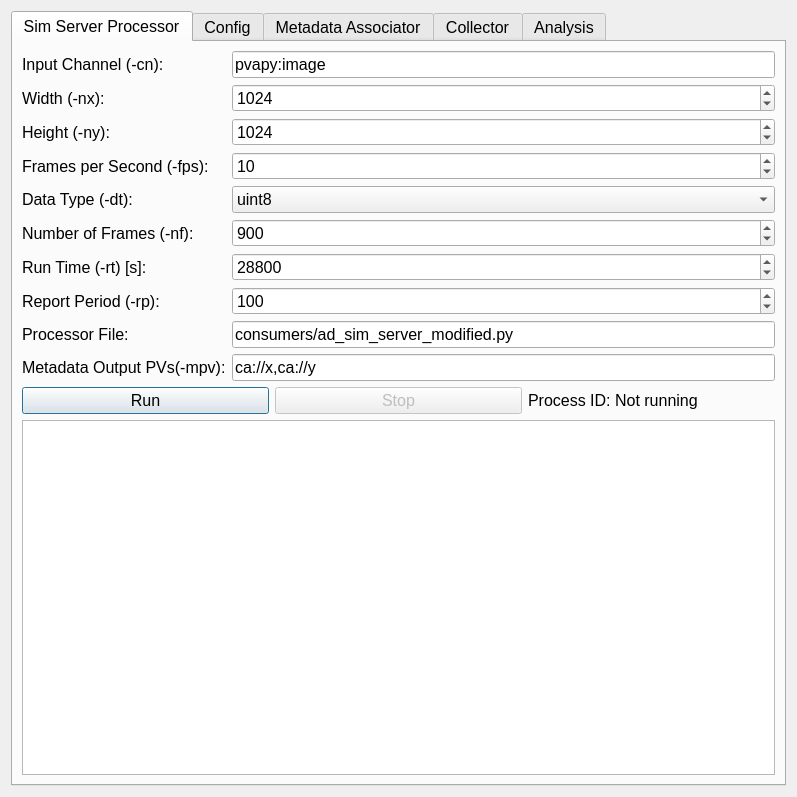
Old version of the form workflow/workflow.ui in the repository AdvancedPhotonSource/DashPVA.
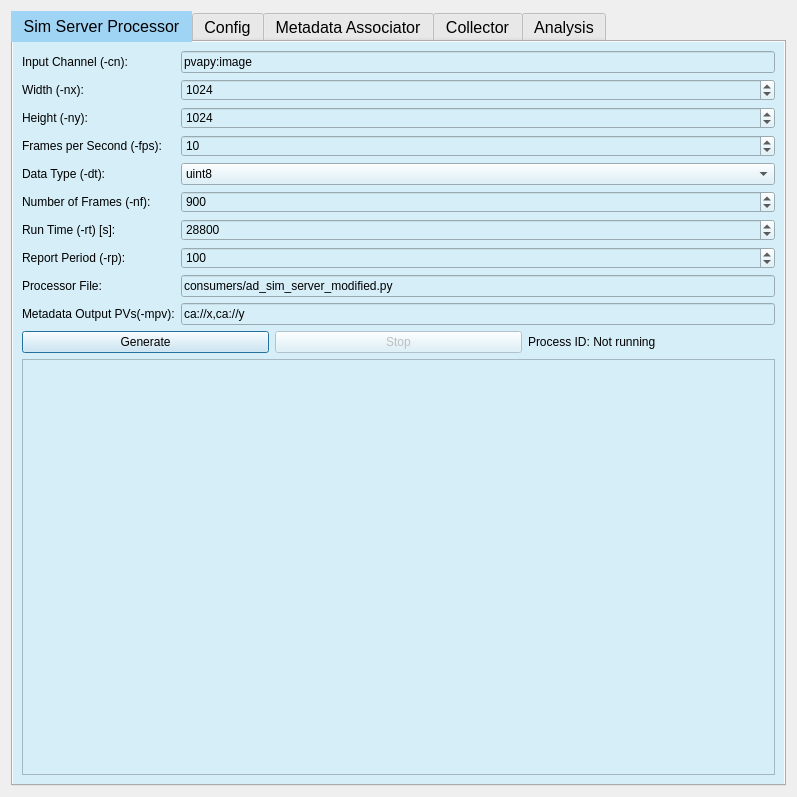
New version of the form. The open tabs and pages were chosen to show the change.

The edit to the form file:
```diff
--- a/workflow/workflow.ui
+++ b/workflow/workflow.ui
@@ -21,6 +21,10 @@
        <pointsize>12</pointsize>
       </font>
      </property>
+     <property name="styleSheet">
+      <string notr="true">QTabBar::tab:first { background-color: #BDE0F7; }
+QTabBar::tab:first:selected { background-color: #A0D4F5; }</string>
+     </property>
      <property name="currentIndex">
       <number>1</number>
      </property>
@@ -28,6 +32,9 @@
       <attribute name="title">
        <string>Sim Server Processor</string>
       </attribute>
+      <property name="styleSheet">
+       <string notr="true">background-color: #D6EEF8;</string>
+      </property>
       <layout class="QVBoxLayout" name="verticalLayoutSimServer">
        <item>
         <layout class="QGridLayout" name="gridLayout_2">
@@ -226,7 +233,7 @@
          <item>
           <widget class="QPushButton" name="buttonRunSimServer">
            <property name="text">
-            <string>Run</string>
+            <string>Generate</string>
            </property>
           </widget>
          </item>
```
